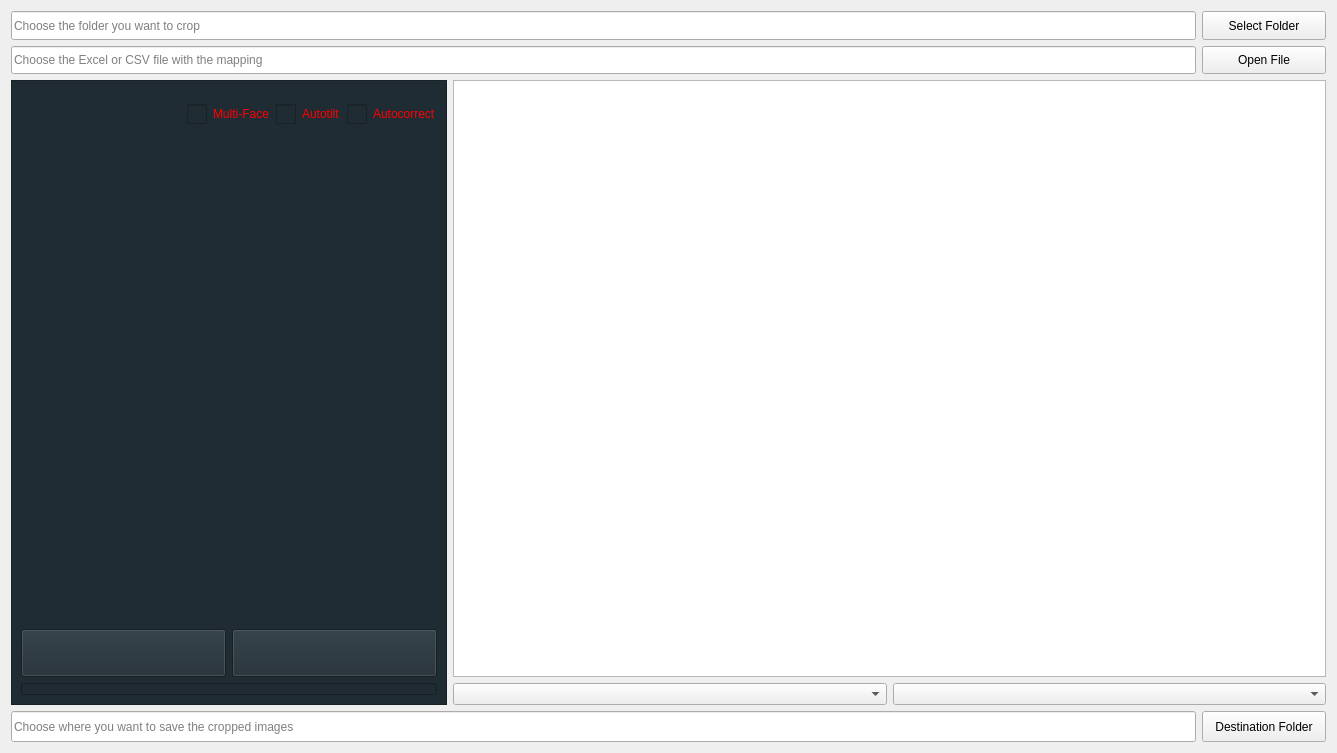
Above: resources/forms/crop_map_widget.ui from gregorycarnegie/autocrop before the change. Below: the same form after it.
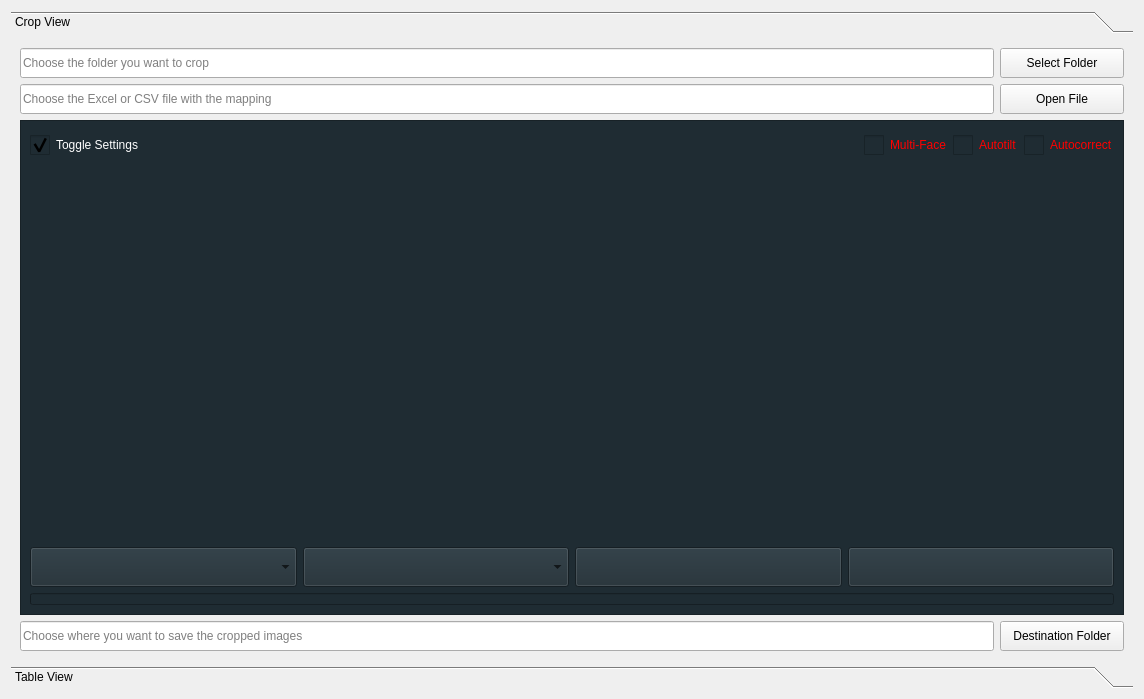
That is the form after the change. Icons and pictures are not drawn.

Diff of the .ui file:
```diff
--- a/resources/forms/crop_map_widget.ui
+++ b/resources/forms/crop_map_widget.ui
@@ -6,20 +6,38 @@
    <rect>
     <x>0</x>
     <y>0</y>
-    <width>1337</width>
-    <height>753</height>
+    <width>1144</width>
+    <height>699</height>
    </rect>
   </property>
   <property name="windowTitle">
    <string>Form</string>
   </property>
-  <layout class="QVBoxLayout" name="verticalLayout_3" stretch="2,20,1">
+  <layout class="QVBoxLayout" name="verticalLayout_3" stretch="0">
+   <item>
+    <widget class="QToolBox" name="FolderTab">
+     <property name="currentIndex">
+      <number>0</number>
+     </property>
+     <widget class="QWidget" name="page_1">
+      <property name="geometry">
+       <rect>
+        <x>0</x>
+        <y>0</y>
+        <width>1126</width>
+        <height>621</height>
+       </rect>
+      </property>
+      <attribute name="label">
+       <string>Crop View</string>
+      </attribute>
+      <layout class="QVBoxLayout" name="verticalLayout_4">
    <item>
     <layout class="QGridLayout" name="gridLayout" columnstretch="20,1" columnminimumwidth="20,1">
      <item row="0" column="0">
       <widget class="QLineEdit" name="folderLineEdit">
        <property name="sizePolicy">
-        <sizepolicy hsizetype="Expanding" vsizetype="Expanding">
+            <sizepolicy hsizetype="Expanding" vsizetype="Fixed">
          <horstretch>0</horstretch>
          <verstretch>0</verstretch>
         </sizepolicy>
@@ -27,13 +45,13 @@
        <property name="minimumSize">
         <size>
          <width>0</width>
-         <height>24</height>
+             <height>30</height>
         </size>
        </property>
        <property name="maximumSize">
         <size>
          <width>16777215</width>
-         <height>16777215</height>
+             <height>30</height>
         </size>
        </property>
        <property name="inputMethodHints">
@@ -47,7 +65,7 @@
      <item row="0" column="1">
       <widget class="QPushButton" name="folderButton">
        <property name="sizePolicy">
-        <sizepolicy hsizetype="Expanding" vsizetype="Expanding">
+            <sizepolicy hsizetype="Expanding" vsizetype="Fixed">
          <horstretch>0</horstretch>
          <verstretch>0</verstretch>
         </sizepolicy>
@@ -55,13 +73,13 @@
        <property name="minimumSize">
         <size>
          <width>124</width>
-         <height>24</height>
+             <height>30</height>
         </size>
        </property>
        <property name="maximumSize">
         <size>
          <width>16777215</width>
-         <height>16777215</height>
+             <height>30</height>
         </size>
        </property>
        <property name="text">
@@ -76,7 +94,7 @@
      <item row="1" column="0">
       <widget class="QLineEdit" name="tableLineEdit">
        <property name="sizePolicy">
-        <sizepolicy hsizetype="Expanding" vsizetype="Expanding">
+            <sizepolicy hsizetype="Expanding" vsizetype="Fixed">
          <horstretch>0</horstretch>
          <verstretch>0</verstretch>
         </sizepolicy>
@@ -84,13 +102,13 @@
        <property name="minimumSize">
         <size>
          <width>0</width>
-         <height>24</height>
+             <height>30</height>
         </size>
        </property>
        <property name="maximumSize">
         <size>
          <width>16777215</width>
-         <height>16777215</height>
+             <height>30</height>
         </size>
        </property>
        <property name="inputMethodHints">
@@ -104,7 +122,7 @@
      <item row="1" column="1">
       <widget class="QPushButton" name="tableButton">
        <property name="sizePolicy">
-        <sizepolicy hsizetype="Expanding" vsizetype="Expanding">
+            <sizepolicy hsizetype="Expanding" vsizetype="Fixed">
          <horstretch>0</horstretch>
          <verstretch>0</verstretch>
         </sizepolicy>
@@ -112,13 +130,13 @@
        <property name="minimumSize">
         <size>
          <width>124</width>
-         <height>24</height>
+             <height>30</height>
         </size>
        </property>
        <property name="maximumSize">
         <size>
          <width>16777215</width>
-         <height>16777215</height>
+             <height>30</height>
         </size>
        </property>
        <property name="text">
@@ -133,8 +151,6 @@
     </layout>
    </item>
    <item>
-    <layout class="QHBoxLayout" name="horizontalLayout_1" stretch="1,2">
-     <item>
       <widget class="QFrame" name="frame">
        <property name="sizePolicy">
         <sizepolicy hsizetype="Expanding" vsizetype="Expanding">
@@ -151,9 +167,39 @@
        <property name="frameShadow">
         <enum>QFrame::Raised</enum>
        </property>
-       <layout class="QVBoxLayout" name="verticalLayout" stretch="1,10,1,1">
+         <layout class="QVBoxLayout" name="verticalLayout" stretch="0,0,0,0">
         <item>
-         <layout class="QHBoxLayout" name="horizontalLayout_3" stretch="1,0,0,0">
+           <layout class="QHBoxLayout" name="horizontalLayout_2" stretch="0,1,0,0,0">
+            <item>
+             <widget class="QCheckBox" name="toggleCheckBox">
+              <property name="styleSheet">
+               <string notr="true">QCheckBox:unchecked{color: red}
+QCheckBox:checked{color: white}
+QCheckBox::indicator{
+	width: 20px;
+	height: 20px;
+}
+QCheckBox::indicator:checked{
+	image: url(:/resources/icons/checkbox_checked.svg);
+}
+QCheckBox::indicator:unchecked{
+	image: url(:/resources/icons/checkbox_unchecked.svg);
+}
+QCheckBox::indicator:checked:hover{
+	image: url(:/resources/icons/checkbox_checked_hover.svg);
+}
+QCheckBox::indicator:unchecked:hover{
+	image: url(:/resources/icons/checkbox_unchecked_hover.svg);
+}</string>
+              </property>
+              <property name="text">
+               <string>Toggle Settings</string>
+              </property>
+              <property name="checked">
+               <bool>true</bool>
+              </property>
+             </widget>
+            </item>
           <item>
            <spacer name="horizontalSpacer">
             <property name="orientation">
@@ -170,11 +216,23 @@
           <item>
            <widget class="QCheckBox" name="mfaceCheckBox">
             <property name="sizePolicy">
-             <sizepolicy hsizetype="Expanding" vsizetype="Expanding">
+               <sizepolicy hsizetype="Expanding" vsizetype="Fixed">
               <horstretch>0</horstretch>
               <verstretch>0</verstretch>
              </sizepolicy>
             </property>
+              <property name="minimumSize">
+               <size>
+                <width>0</width>
+                <height>30</height>
+               </size>
+              </property>
+              <property name="maximumSize">
+               <size>
+                <width>16777215</width>
+                <height>30</height>
+               </size>
+              </property>
             <property name="styleSheet">
              <string notr="true">QCheckBox:unchecked{color: red}
 QCheckBox:checked{color: white}
@@ -203,11 +261,23 @@
           <item>
            <widget class="QCheckBox" name="tiltCheckBox">
             <property name="sizePolicy">
-             <sizepolicy hsizetype="Expanding" vsizetype="Expanding">
+               <sizepolicy hsizetype="Expanding" vsizetype="Fixed">
               <horstretch>0</horstretch>
               <verstretch>0</verstretch>
              </sizepolicy>
             </property>
+              <property name="minimumSize">
+               <size>
+                <width>0</width>
+                <height>30</height>
+               </size>
+              </property>
+              <property name="maximumSize">
+               <size>
+                <width>16777215</width>
+                <height>30</height>
+               </size>
+              </property>
             <property name="styleSheet">
              <string notr="true">QCheckBox:unchecked{color: red}
 QCheckBox:checked{color: white}
@@ -236,11 +306,23 @@
           <item>
            <widget class="QCheckBox" name="exposureCheckBox">
             <property name="sizePolicy">
-             <sizepolicy hsizetype="Expanding" vsizetype="Expanding">
+               <sizepolicy hsizetype="Expanding" vsizetype="Fixed">
               <horstretch>0</horstretch>
               <verstretch>0</verstretch>
              </sizepolicy>
             </property>
+              <property name="minimumSize">
+               <size>
+                <width>0</width>
+                <height>30</height>
+               </size>
+              </property>
+              <property name="maximumSize">
+               <size>
+                <width>16777215</width>
+                <height>30</height>
+               </size>
+              </property>
             <property name="styleSheet">
              <string notr="true">QCheckBox:unchecked{color: red}
 QCheckBox:checked{color: white}
@@ -272,23 +354,78 @@
          <widget class="QWidget" name="imageWidget" native="true">
           <property name="sizePolicy">
            <sizepolicy hsizetype="Expanding" vsizetype="Expanding">
-            <horstretch>0</horstretch>
-            <verstretch>0</verstretch>
+              <horstretch>1</horstretch>
+              <verstretch>1</verstretch>
            </sizepolicy>
           </property>
           <property name="minimumSize">
            <size>
-            <width>200</width>
-            <height>200</height>
+              <width>0</width>
+              <height>0</height>
            </size>
           </property>
           <property name="styleSheet">
            <string notr="true"/>
           </property>
+            <layout class="QHBoxLayout" name="horizontalLayout" stretch="0">
+             <item>
+              <widget class="QWidget" name="controlWidget" native="true"/>
+             </item>
+            </layout>
          </widget>
         </item>
         <item>
-         <layout class="QHBoxLayout" name="horizontalLayout_2">
+           <layout class="QHBoxLayout" name="horizontalLayout_1">
+            <item>
+             <widget class="QComboBox" name="comboBox_1">
+              <property name="sizePolicy">
+               <sizepolicy hsizetype="Expanding" vsizetype="Fixed">
+                <horstretch>0</horstretch>
+                <verstretch>0</verstretch>
+               </sizepolicy>
+              </property>
+              <property name="minimumSize">
+               <size>
+                <width>0</width>
+                <height>40</height>
+               </size>
+              </property>
+              <property name="maximumSize">
+               <size>
+                <width>16777215</width>
+                <height>40</height>
+               </size>
+              </property>
+              <property name="placeholderText">
+               <string>Filename column</string>
+              </property>
+             </widget>
+            </item>
+            <item>
+             <widget class="QComboBox" name="comboBox_2">
+              <property name="sizePolicy">
+               <sizepolicy hsizetype="Expanding" vsizetype="Fixed">
+                <horstretch>0</horstretch>
+                <verstretch>0</verstretch>
+               </sizepolicy>
+              </property>
+              <property name="minimumSize">
+               <size>
+                <width>0</width>
+                <height>40</height>
+               </size>
+              </property>
+              <property name="maximumSize">
+               <size>
+                <width>16777215</width>
+                <height>40</height>
+               </size>
+              </property>
+              <property name="placeholderText">
+               <string>Mapping column</string>
+              </property>
+             </widget>
+            </item>
           <item>
            <widget class="QPushButton" name="cropButton">
             <property name="sizePolicy">
@@ -300,13 +437,13 @@
             <property name="minimumSize">
              <size>
               <width>0</width>
-              <height>24</height>
+                <height>40</height>
              </size>
             </property>
             <property name="maximumSize">
              <size>
               <width>16777215</width>
-              <height>16777215</height>
+                <height>40</height>
              </size>
             </property>
             <property name="text">
@@ -316,6 +453,12 @@
              <iconset resource="../resources2.qrc">
               <normaloff>:/resources/icons/crop.svg</normaloff>:/resources/icons/crop.svg</iconset>
             </property>
+              <property name="iconSize">
+               <size>
+                <width>18</width>
+                <height>18</height>
+               </size>
+              </property>
            </widget>
           </item>
           <item>
@@ -329,13 +472,13 @@
             <property name="minimumSize">
              <size>
               <width>0</width>
-              <height>24</height>
+                <height>40</height>
              </size>
             </property>
             <property name="maximumSize">
              <size>
               <width>16777215</width>
-              <height>16777215</height>
+                <height>40</height>
              </size>
             </property>
             <property name="text">
@@ -345,6 +488,12 @@
              <iconset resource="../resources2.qrc">
               <normaloff>:/resources/icons/cancel.svg</normaloff>:/resources/icons/cancel.svg</iconset>
             </property>
+              <property name="iconSize">
+               <size>
+                <width>18</width>
+                <height>18</height>
+               </size>
+              </property>
            </widget>
           </item>
          </layout>
@@ -375,74 +524,11 @@
       </widget>
      </item>
      <item>
-      <layout class="QVBoxLayout" name="verticalLayout_2" stretch="1,0">
-       <item>
-        <widget class="QTableView" name="tableView"/>
-       </item>
-       <item>
-        <layout class="QHBoxLayout" name="horizontalLayout_4">
-         <item>
-          <widget class="QComboBox" name="comboBox_1">
-           <property name="sizePolicy">
-            <sizepolicy hsizetype="Expanding" vsizetype="Expanding">
-             <horstretch>0</horstretch>
-             <verstretch>0</verstretch>
-            </sizepolicy>
-           </property>
-           <property name="minimumSize">
-            <size>
-             <width>0</width>
-             <height>22</height>
-            </size>
-           </property>
-           <property name="maximumSize">
-            <size>
-             <width>16777215</width>
-             <height>16777215</height>
-            </size>
-           </property>
-           <property name="placeholderText">
-            <string>Filename column</string>
-           </property>
-          </widget>
-         </item>
-         <item>
-          <widget class="QComboBox" name="comboBox_2">
-           <property name="sizePolicy">
-            <sizepolicy hsizetype="Expanding" vsizetype="Expanding">
-             <horstretch>0</horstretch>
-             <verstretch>0</verstretch>
-            </sizepolicy>
-           </property>
-           <property name="minimumSize">
-            <size>
-             <width>0</width>
-             <height>22</height>
-            </size>
-           </property>
-           <property name="maximumSize">
-            <size>
-             <width>16777215</width>
-             <height>16777215</height>
-            </size>
-           </property>
-           <property name="placeholderText">
-            <string>Mapping column</string>
-           </property>
-          </widget>
-         </item>
-        </layout>
-       </item>
-      </layout>
-     </item>
-    </layout>
-   </item>
-   <item>
-    <layout class="QHBoxLayout" name="horizontalLayout_5" stretch="20,1">
+        <layout class="QHBoxLayout" name="horizontalLayout_3" stretch="20,1">
      <item>
       <widget class="QLineEdit" name="destinationLineEdit">
        <property name="sizePolicy">
-        <sizepolicy hsizetype="Expanding" vsizetype="Expanding">
+            <sizepolicy hsizetype="Expanding" vsizetype="Fixed">
          <horstretch>0</horstretch>
          <verstretch>0</verstretch>
         </sizepolicy>
@@ -450,13 +536,13 @@
        <property name="minimumSize">
         <size>
          <width>0</width>
-         <height>24</height>
+             <height>30</height>
         </size>
        </property>
        <property name="maximumSize">
         <size>
          <width>16777215</width>
-         <height>16777215</height>
+             <height>30</height>
         </size>
        </property>
        <property name="inputMethodHints">
@@ -470,7 +556,7 @@
      <item>
       <widget class="QPushButton" name="destinationButton">
        <property name="sizePolicy">
-        <sizepolicy hsizetype="Expanding" vsizetype="Expanding">
+            <sizepolicy hsizetype="Expanding" vsizetype="Fixed">
          <horstretch>0</horstretch>
          <verstretch>0</verstretch>
         </sizepolicy>
@@ -478,13 +564,13 @@
        <property name="minimumSize">
         <size>
          <width>124</width>
-         <height>24</height>
+             <height>30</height>
         </size>
        </property>
        <property name="maximumSize">
         <size>
          <width>16777215</width>
-         <height>16777215</height>
+             <height>30</height>
         </size>
        </property>
        <property name="text">
@@ -500,6 +586,82 @@
    </item>
   </layout>
  </widget>
+     <widget class="QWidget" name="page_2">
+      <property name="geometry">
+       <rect>
+        <x>0</x>
+        <y>0</y>
+        <width>1126</width>
+        <height>621</height>
+       </rect>
+      </property>
+      <attribute name="label">
+       <string>Table View</string>
+      </attribute>
+      <layout class="QVBoxLayout" name="verticalLayout_2">
+       <item>
+        <widget class="QTableView" name="tableView"/>
+       </item>
+       <item>
+        <layout class="QHBoxLayout" name="horizontalLayout_4">
+         <item>
+          <widget class="QComboBox" name="comboBox_3">
+           <property name="sizePolicy">
+            <sizepolicy hsizetype="Expanding" vsizetype="Fixed">
+             <horstretch>0</horstretch>
+             <verstretch>0</verstretch>
+            </sizepolicy>
+           </property>
+           <property name="minimumSize">
+            <size>
+             <width>0</width>
+             <height>30</height>
+            </size>
+           </property>
+           <property name="maximumSize">
+            <size>
+             <width>16777215</width>
+             <height>30</height>
+            </size>
+           </property>
+           <property name="placeholderText">
+            <string>Filename column</string>
+           </property>
+          </widget>
+         </item>
+         <item>
+          <widget class="QComboBox" name="comboBox_4">
+           <property name="sizePolicy">
+            <sizepolicy hsizetype="Expanding" vsizetype="Fixed">
+             <horstretch>0</horstretch>
+             <verstretch>0</verstretch>
+            </sizepolicy>
+           </property>
+           <property name="minimumSize">
+            <size>
+             <width>0</width>
+             <height>30</height>
+            </size>
+           </property>
+           <property name="maximumSize">
+            <size>
+             <width>16777215</width>
+             <height>30</height>
+            </size>
+           </property>
+           <property name="placeholderText">
+            <string>Mapping column</string>
+           </property>
+          </widget>
+         </item>
+        </layout>
+       </item>
+      </layout>
+     </widget>
+    </widget>
+   </item>
+  </layout>
+ </widget>
  <resources>
   <include location="../resources2.qrc"/>
  </resources>
```
Left out of the diff: 23 changed lines with no effect on the pictures. Lines whose indentation alone changed are shown as unchanged.
